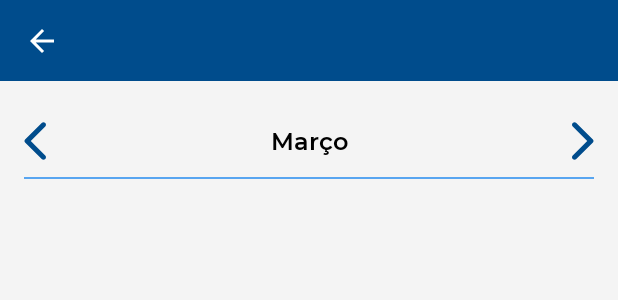
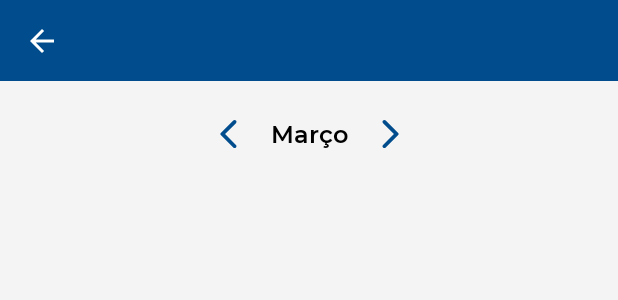
Before and after one commit to geanbrandao/minhas_despesas, an Android app: the layout activity_statistics.xml on its own in the app's theme, with its tools: preview values and no code run, on a phone screen of 412 x 824 dp. Shown: the top 300 px of the screen. Run offline under Robolectric (Android 15) with nearby library versions, the phone set to English and light mode, and no system bars.

Commit message:
problemas com a parentView recebendo o touch event ao inves da childView

```diff
--- a/app/src/main/res/layout/activity_statistics.xml
+++ b/app/src/main/res/layout/activity_statistics.xml
@@ -15,9 +15,9 @@
         app:layout_constraintStart_toStartOf="parent"
         app:layout_constraintTop_toTopOf="parent" />
 
-    <androidx.recyclerview.widget.RecyclerView
+    <com.geanbrandao.minhasdespesas.utils.CustomRecyclerView
         android:id="@+id/recycler_statistics"
-        android:layout_width="0dp"
+        android:layout_width="match_parent"
         android:layout_height="0dp"
         app:layoutManager="androidx.recyclerview.widget.LinearLayoutManager"
         android:orientation="horizontal"
--- a/app/src/main/res/layout/item_bar_vertical.xml
+++ b/app/src/main/res/layout/item_bar_vertical.xml
@@ -14,7 +14,7 @@
         app:progressView_colorBackground="@android:color/transparent"
         app:progressView_progress="0"
         app:progressView_min="0"
-        app:progressView_animation="bounce"
+        app:progressView_animation="normal"
         app:progressView_max="100"
         app:progressView_radius="0dp"
         app:progressView_autoAnimate="true"
--- a/app/src/main/res/layout/page_month_statistics.xml
+++ b/app/src/main/res/layout/page_month_statistics.xml
@@ -4,20 +4,37 @@
     xmlns:tools="http://schemas.android.com/tools"
     android:layout_width="match_parent"
     android:layout_height="match_parent"
-    android:background="@color/colorBackground">
+    android:background="@color/colorBackground"
+    app:layout_behavior="@string/appbar_scrolling_view_behavior">
+
+    <androidx.appcompat.widget.AppCompatImageView
+        android:id="@+id/image_previous"
+        android:layout_width="24dp"
+        android:layout_height="24dp"
+        android:layout_marginEnd="8dp"
+        android:src="@drawable/ic_arrow_left"
+        app:layout_constraintBottom_toBottomOf="@id/text_month"
+        app:layout_constraintEnd_toStartOf="@id/text_month"
+        app:layout_constraintTop_toTopOf="@id/text_month" />
+
+    <androidx.appcompat.widget.AppCompatImageView
+        android:id="@+id/image_next"
+        android:layout_width="24dp"
+        android:layout_height="24dp"
+        android:layout_marginStart="8dp"
+        android:src="@drawable/ic_arrow_right"
+        app:layout_constraintBottom_toBottomOf="@id/text_month"
+        app:layout_constraintStart_toEndOf="@id/text_month"
+        app:layout_constraintTop_toTopOf="@id/text_month" />
 
     <androidx.appcompat.widget.AppCompatTextView
         android:id="@+id/text_month"
         style="@style/text_title"
-        android:layout_width="0dp"
+        android:layout_width="wrap_content"
         android:layout_height="wrap_content"
         android:layout_marginTop="16dp"
+        android:gravity="center_vertical"
         android:padding="8dp"
-        android:drawablePadding="8dp"
-        android:gravity="center_vertical"
-        android:text="Março"
-        android:drawableEnd="@drawable/ic_arrow_right"
-        android:drawableStart="@drawable/ic_arrow_back_left"
         android:textColor="@color/colorBlack"
         app:layout_constraintEnd_toEndOf="parent"
         app:layout_constraintStart_toStartOf="parent"
@@ -28,21 +45,19 @@
         android:id="@+id/divider"
         android:layout_width="0dp"
         android:layout_height="1dp"
-        android:layout_marginStart="16dp"
-        android:layout_marginEnd="16dp"
         android:background="@color/colorAccent"
-        app:layout_constraintEnd_toEndOf="parent"
-        app:layout_constraintStart_toStartOf="parent"
+        android:visibility="gone"
+        app:layout_constraintEnd_toEndOf="@+id/image_next"
+        app:layout_constraintStart_toStartOf="@+id/image_previous"
         app:layout_constraintTop_toBottomOf="@+id/text_month" />
 
-<!--    TODO fazer a altura ser dinamica -->
+    <!--    TODO fazer a altura ser dinamica -->
     <androidx.recyclerview.widget.RecyclerView
         android:id="@+id/recycler_bars_vertical"
         android:layout_width="0dp"
         android:layout_height="200dp"
         android:layout_marginTop="16dp"
         android:orientation="horizontal"
-        android:nestedScrollingEnabled="false"
         app:layoutManager="androidx.recyclerview.widget.LinearLayoutManager"
         app:layout_constraintEnd_toEndOf="parent"
         app:layout_constraintStart_toStartOf="parent"
@@ -54,14 +69,14 @@
         android:id="@+id/recycler_bars_horizontal"
         android:layout_width="0dp"
         android:layout_height="0dp"
+        android:clipToPadding="false"
         android:orientation="vertical"
-        android:clipToPadding="false"
         android:paddingBottom="32dp"
-        tools:listitem="@layout/item_details_horizontal"
         app:layoutManager="androidx.recyclerview.widget.LinearLayoutManager"
         app:layout_constraintBottom_toBottomOf="parent"
         app:layout_constraintEnd_toEndOf="parent"
         app:layout_constraintStart_toStartOf="parent"
-        app:layout_constraintTop_toBottomOf="@id/recycler_bars_vertical" />
+        app:layout_constraintTop_toBottomOf="@id/recycler_bars_vertical"
+        tools:listitem="@layout/item_details_horizontal" />
 
 </androidx.constraintlayout.widget.ConstraintLayout>
```
Also changed, not shown: app/src/main/java/com/geanbrandao/minhasdespesas/Extensions.kt (+8 -1 lines), app/src/main/java/com/geanbrandao/minhasdespesas/ui/adapters/AdapterPager.kt (+30 -13 lines), app/src/main/java/com/geanbrandao/minhasdespesas/ui/statistics/StatisticsActivity.kt (+44 -5 lines), app/src/main/java/com/geanbrandao/minhasdespesas/utils/CustomLinearLayoutManager.kt (+7 -5 lines), app/src/main/res/drawable/ic_arrow_left.xml (renamed from app/src/main/res/drawable/ic_arrow_back_left.xml).
